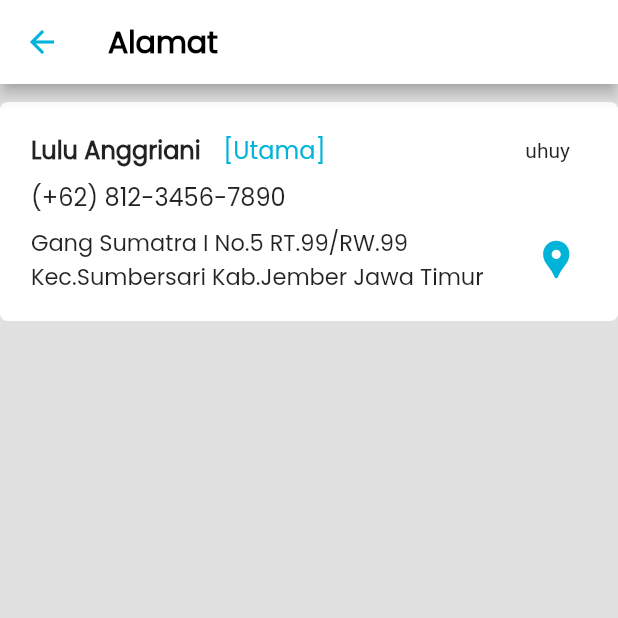
After one commit to armanmaulana123/Gacoan, a Flutter app: the alamatPage screen opened directly, on a phone screen of 412 x 824 dp, the top half of it. The commit adds this screen. Run offline on Flutter 3.47's test engine with Material 2 defaults, Android fonts, the phone set to English and light mode, and no system bars; our stand-ins replace google_maps_flutter, image_picker.

Commit message:
edit profile (kamera, galeri), alamat (googlemaps)

```diff
--- /dev/null
+++ b/lib/alamat_page.dart
@@ -0,0 +1,119 @@
+import 'package:flutter/material.dart';
+import 'package:gacoan/detailAlamat_page.dart';
+
+class alamatPage extends StatefulWidget {
+  @override
+  _alamatPageState createState() => _alamatPageState();
+}
+
+class _alamatPageState extends State<alamatPage> {
+  @override
+  Widget build(BuildContext context) {
+    final sizeHeight = MediaQuery.of(context).size.height;
+    final sizeWidth = MediaQuery.of(context).size.width;
+    return Scaffold(
+        appBar: AppBar(
+          title: Text("Alamat",
+              style: TextStyle(
+                  fontFamily: "Poppins",
+                  fontWeight: FontWeight.bold,
+                  color: Colors.black)),
+          backgroundColor: Colors.white,
+          leading: IconButton(
+            icon: Icon(Icons.arrow_back, color: Color(0xff00B3D8)),
+            onPressed: () => Navigator.of(context).pop(),
+          ),
+        ),
+        body: Container(
+          color: Color(0xffe1e1e1),
+          width: double.infinity,
+          height: double.infinity,
+          child: SingleChildScrollView(
+              child: Column(
+            mainAxisSize: MainAxisSize.max,
+            mainAxisAlignment: MainAxisAlignment.start,
+            children: [
+              Container(
+                margin: EdgeInsets.only(top: 12),
+                width: sizeWidth * 10,
+                decoration: BoxDecoration(
+                    borderRadius: BorderRadius.all(Radius.circular(5.0)),
+                    color: Colors.white),
+                child: InkWell(
+                  onTap: () {
+                    Navigator.push(context,
+                        MaterialPageRoute(builder: ((context) {
+                      return detailAlamatPage();
+                    })));
+                  },
+                  child: Column(
+                    children: [
+                      Container(
+                        margin: EdgeInsets.only(top: 20),
+                        width: sizeWidth * 0.9,
+                        child: Row(
+                          children: [
+                            Container(
+                                width: sizeWidth * 0.8,
+                                child: Row(children: [
+                                  Text("Lulu Anggriani",
+                                      style: TextStyle(
+                                          fontFamily: "Poppins",
+                                          fontSize: 16,
+                                          fontWeight: FontWeight.bold)),
+                                  Container(
+                                    margin: EdgeInsets.only(left: 15),
+                                    child: Text("[Utama]",
+                                        style: TextStyle(
+                                            fontFamily: "Poppins",
+                                            fontSize: 16,
+                                            color: Color(0xff00B3D8))),
+                                  )
+                                ])),
+                            Container(
+                              width: sizeWidth * 0.1,
+                              child: Text("uhuy"),
+                            )
+                          ],
+                        ),
+                      ),
+                      Container(
+                        margin: EdgeInsets.only(top: 7),
+                        width: sizeWidth * 0.9,
+                        child: Text("(+62) 812-3456-7890",
+                            style: TextStyle(
+                              fontFamily: "Poppins",
+                              fontSize: 16,
+                            )),
+                      ),
+                      Container(
+                          margin: EdgeInsets.only(top: 7, bottom: 18),
+                          width: sizeWidth * 0.9,
+                          child: Row(children: [
+                            Container(
+                              width: sizeWidth * 0.8,
+                              child: Text(
+                                  "Gang Sumatra I No.5 RT.99/RW.99 Kec.Sumbersari Kab.Jember Jawa Timur",
+                                  style: TextStyle(
+                                    fontFamily: "Poppins",
+                                    fontSize: 15,
+                                  )),
+                            ),
+                            Container(
+                              width: sizeWidth * 0.1,
+                              child: Icon(
+                                Icons.location_pin,
+                                size: 30,
+                                color: Color(0xff00B3D8),
+                              ),
+                            ),
+                          ]))
+                    ],
+                  ),
+                ),
+              )
+            ],
+          )),
+        ));
+  }
+}
--- a/pubspec.yaml
+++ b/pubspec.yaml
@@ -18,7 +18,7 @@ publish_to: 'none' # Remove this line if you wish to publish to pub.dev
 version: 1.0.0+1
 
 environment:
-  sdk: ">=2.16.1 <3.0.0"
+  sdk: ">=2.14.0 <3.0.0"
 
 # Dependencies specify other packages that your package needs in order to work.
 # To automatically upgrade your package dependencies to the latest versions
@@ -30,6 +30,8 @@ dependencies:
   flutter:
     sdk: flutter
   footer: ^0.0.4
+  google_maps_flutter: ^2.1.5
+  image_picker: ^0.8.5+2
 
 
   # The following adds the Cupertino Icons font to your application.
```
Also changed, not shown: lib/detailAlamat_page.dart (added, +48 -0 lines), lib/editProfile_page.dart (+84 -14 lines), lib/profile_page.dart (+9 -1 lines), pubspec.lock, 2 other files.
